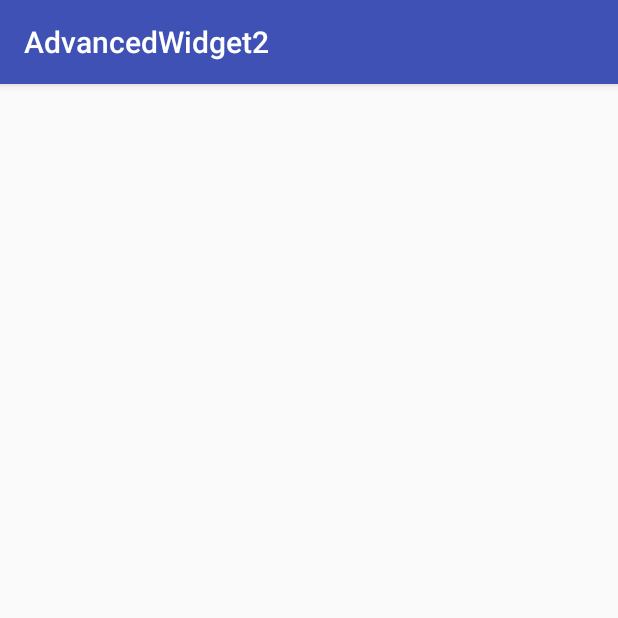
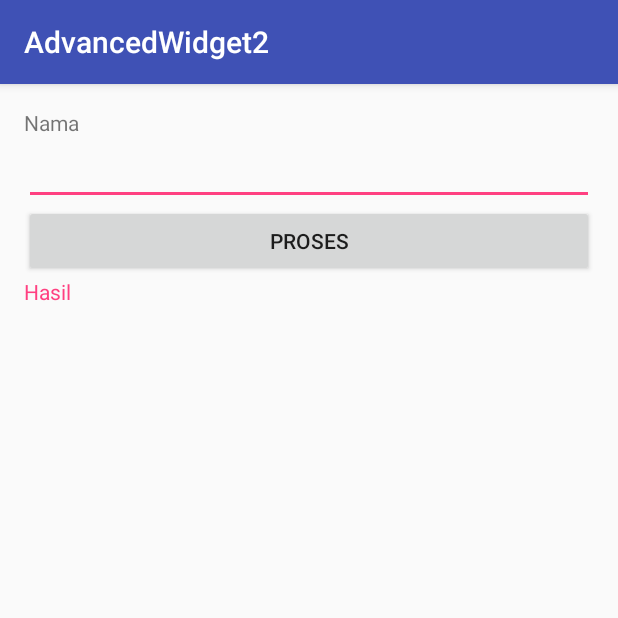
Before and after one commit to Rizkiputrabhr/AdvancedWidget2, an Android app: the screen it shows after launch (MainActivity), on a phone screen of 412 x 824 dp, the top half of it. Run offline under Robolectric (Android 15) with nearby library versions, the phone set to English and light mode, and no system bars; our stand-ins replace ButterKnife.

```diff
--- a/app/build.gradle
+++ b/app/build.gradle
@@ -1,4 +1,5 @@
 apply plugin: 'com.android.application'
+apply plugin: 'android-apt'
 
 android {
     compileSdkVersion 24
@@ -21,9 +22,11 @@ android {
 
 dependencies {
     compile fileTree(dir: 'libs', include: ['*.jar'])
+    testCompile 'junit:junit:4.12'
+    compile 'com.android.support:appcompat-v7:24.2.1'
+    compile 'com.jakewharton:butterknife:8.4.0'
+    apt 'com.jakewharton:butterknife-compiler:8.4.0'
     androidTestCompile('com.android.support.test.espresso:espresso-core:2.2.2', {
         exclude group: 'com.android.support', module: 'support-annotations'
     })
-    compile 'com.android.support:appcompat-v7:24.2.1'
-    testCompile 'junit:junit:4.12'
 }
--- a/app/src/main/java/id/sch/smktelkom_mlg/learn/advancedwidget2/MainActivity.java
+++ b/app/src/main/java/id/sch/smktelkom_mlg/learn/advancedwidget2/MainActivity.java
@@ -2,12 +2,34 @@ package id.sch.smktelkom_mlg.learn.advancedwidget2;
 
 import android.os.Bundle;
 import android.support.v7.app.AppCompatActivity;
+import android.widget.EditText;
+import android.widget.TextView;
+
+import butterknife.BindColor;
+import butterknife.BindView;
+import butterknife.ButterKnife;
+import butterknife.OnClick;
 
 public class MainActivity extends AppCompatActivity {
+    @BindColor(R.color.colorAccent)
+    public int colorAccent;
+    @BindView(R.id.editTextNama)
+    EditText etNama;
+    @BindView(R.id.textViewHasil)
+    TextView tvHasil;
 
     @Override
     protected void onCreate(Bundle savedInstanceState) {
         super.onCreate(savedInstanceState);
         setContentView(R.layout.activity_main);
+
+        ButterKnife.bind(this);
+
+        tvHasil.setTextColor(colorAccent);
+    }
+
+    @OnClick(R.id.buttonProses)
+    public void doProcess() {
+        tvHasil.setText("Nama Anda: " + etNama.getText());
     }
 }
--- a/app/src/main/res/layout/activity_main.xml
+++ b/app/src/main/res/layout/activity_main.xml
@@ -13,5 +13,24 @@
 
     <TextView
         android:layout_width="wrap_content"
+        android:layout_height="wrap_content"
+        android:text="Nama" />
+
+    <EditText
+        android:id="@+id/editTextNama"
+        android:layout_width="match_parent"
         android:layout_height="wrap_content" />
+
+    <Button
+        android:id="@+id/buttonProses"
+        android:layout_width="match_parent"
+        android:layout_height="wrap_content"
+        android:text="Proses" />
+
+    <TextView
+        android:id="@+id/textViewHasil"
+        android:layout_width="match_parent"
+        android:layout_height="wrap_content"
+        android:text="Hasil" />
+
 </LinearLayout>
--- a/build.gradle
+++ b/build.gradle
@@ -6,7 +6,7 @@ buildscript {
     }
     dependencies {
         classpath 'com.android.tools.build:gradle:2.2.0'
-
+        classpath 'com.neenbedankt.gradle.plugins:android-apt:1.8'
         // NOTE: Do not place your application dependencies here; they belong
         // in the individual module build.gradle files
     }
```
